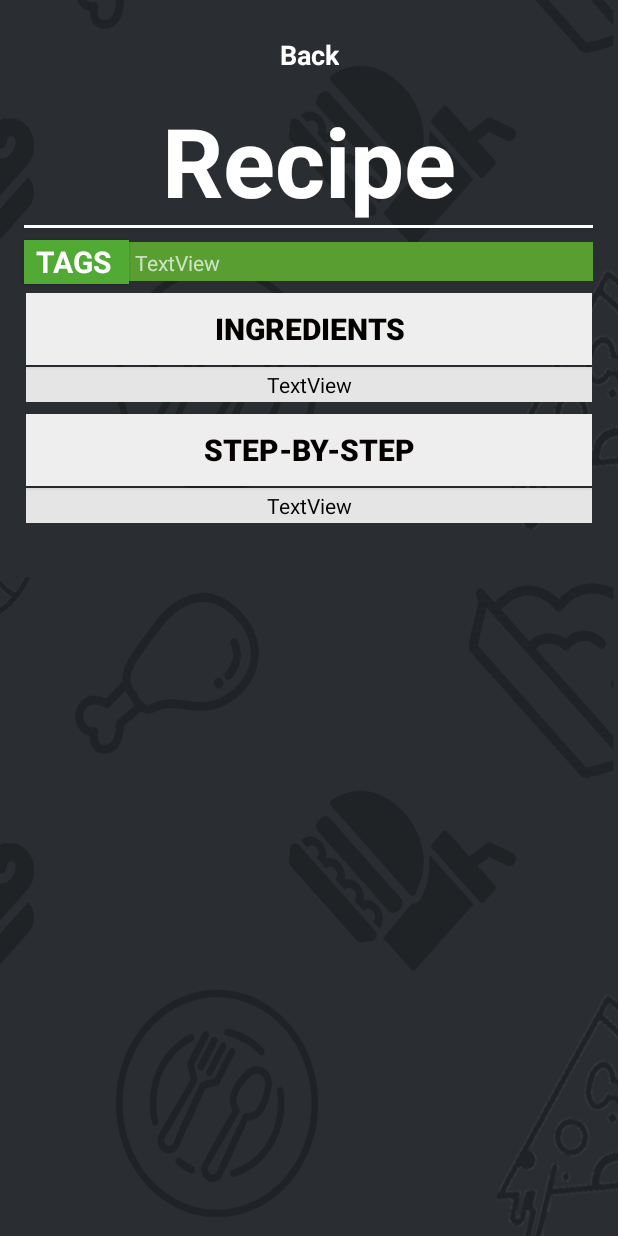
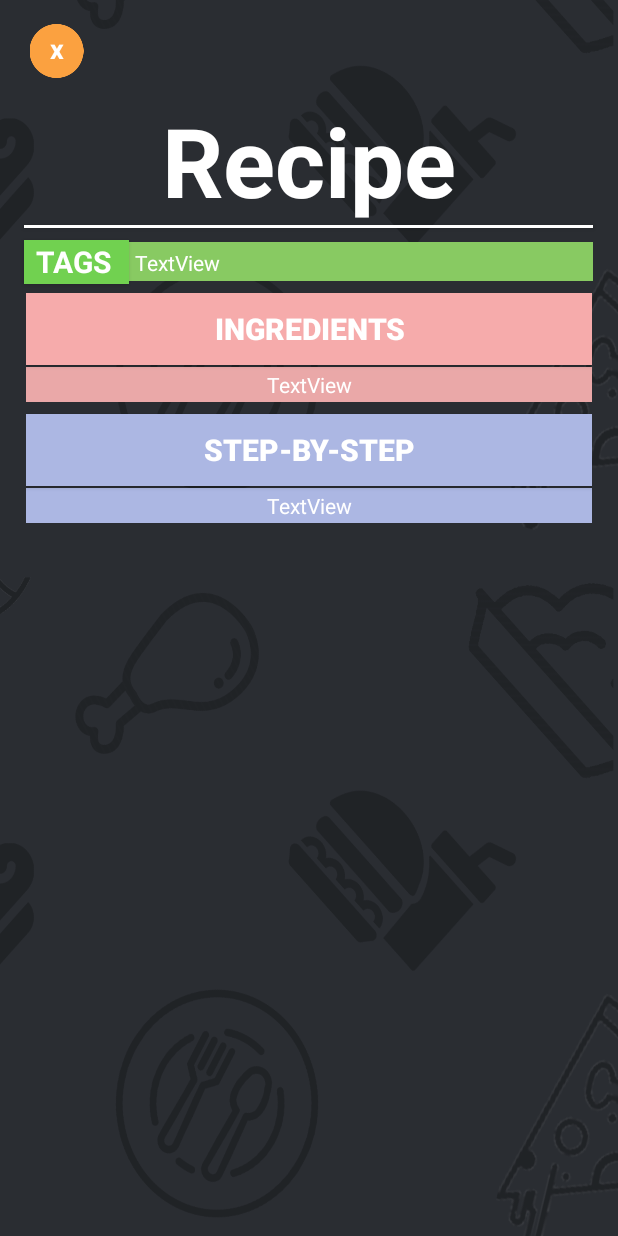
Before and after one commit to mantasruigys3000/Plate-Prep, an Android app: the RecipeActivity screen opened directly, with no data from a screen before it, on a phone screen of 412 x 824 dp. Run offline under Robolectric (Android 15) with nearby library versions, the phone set to English and light mode, and no system bars; our stand-ins replace RxJava; network calls fail.

Commit message:
Recipe Page Revamped

```diff
--- a/app/src/main/res/layout/recipe.xml
+++ b/app/src/main/res/layout/recipe.xml
@@ -13,7 +13,7 @@
         android:layout_marginStart="16dp"
         android:layout_marginLeft="16dp"
         android:layout_marginTop="8dp"
-        android:background="#51AA33"
+        android:background="#71D150"
         android:gravity="center_vertical"
         android:paddingLeft="8dp"
         android:text="TAGS"
@@ -49,32 +49,20 @@
         app:layout_constraintTop_toTopOf="parent" />
 
     <TextView
-        android:id="@+id/backButton"
-        android:layout_width="wrap_content"
-        android:layout_height="wrap_content"
-        android:layout_marginTop="24dp"
-        android:text="@string/back"
-        android:textColor="#FFFFFF"
-        android:textSize="18sp"
-        android:textStyle="bold"
-        app:layout_constraintEnd_toEndOf="parent"
-        app:layout_constraintHorizontal_bias="0.5"
-        app:layout_constraintStart_toStartOf="parent"
-        app:layout_constraintTop_toTopOf="parent" />
-
-    <TextView
         android:id="@+id/descriptionView"
         android:layout_width="309dp"
         android:layout_height="26dp"
         android:layout_marginTop="9dp"
-        android:background="#589E30"
+        android:background="#88CA62"
         android:padding="4dp"
         android:text="TextView"
         android:textAllCaps="false"
+        android:textColor="#FFFFFF"
         app:layout_constraintStart_toEndOf="@+id/button10"
         app:layout_constraintTop_toBottomOf="@+id/button9" />
 
     <ScrollView
+        android:id="@+id/scrollView2"
         android:layout_width="377dp"
         android:layout_height="504dp"
         android:layout_marginTop="8dp"
@@ -94,46 +82,73 @@
                 android:id="@+id/button5"
                 android:layout_width="379dp"
                 android:layout_height="match_parent"
-                android:background="#EFEEEE"
+                android:background="#F6ABAB"
                 android:text="INGREDIENTS"
-                android:textColor="#050000"
+                android:textColor="#FFFFFF"
                 android:textSize="20sp"
                 android:textStyle="bold" />
 
             <TextView
-                android:id="@+id/textView3"
+                android:id="@+id/ingredientView"
                 android:layout_width="match_parent"
                 android:layout_height="wrap_content"
                 android:layout_marginTop="1dp"
-                android:background="#E6E5E5"
+                android:background="#EAA8A8"
                 android:gravity="center_horizontal|center_vertical"
                 android:padding="2dp"
                 android:text="TextView"
-                android:textColor="#000000" />
+                android:textColor="#FFFFFF" />
 
             <Button
                 android:id="@+id/button6"
                 android:layout_width="match_parent"
                 android:layout_height="match_parent"
                 android:layout_marginTop="8dp"
-                android:background="#EFEEEE"
+                android:background="#ACB7E3"
                 android:text="STEP-BY-STEP"
-                android:textColor="#050000"
+                android:textColor="#FFFFFF"
                 android:textSize="20sp"
                 android:textStyle="bold" />
 
             <TextView
-                android:id="@+id/textView4"
+                android:id="@+id/stepView"
                 android:layout_width="match_parent"
                 android:layout_height="wrap_content"
                 android:layout_marginTop="1dp"
-                android:background="#E6E5E5"
+                android:background="#ACB7E3"
                 android:gravity="center_horizontal|center_vertical"
                 android:padding="2dp"
                 android:text="TextView"
-                android:textColor="#000000" />
+                android:textColor="#FFFFFF" />
 
         </LinearLayout>
     </ScrollView>
 
+    <ImageView
+        android:id="@+id/imageView2"
+        android:layout_width="67dp"
+        android:layout_height="36dp"
+        android:layout_marginStart="4dp"
+        android:layout_marginLeft="4dp"
+        android:layout_marginTop="16dp"
+        app:layout_constraintStart_toStartOf="parent"
+        app:layout_constraintTop_toTopOf="parent"
+        app:srcCompat="@drawable/circle2" />
+
+    <TextView
+        android:id="@+id/backButton"
+        android:layout_width="wrap_content"
+        android:layout_height="wrap_content"
+        android:layout_marginStart="27dp"
+        android:layout_marginLeft="27dp"
+        android:layout_marginTop="14dp"
+        android:background="#00FFFFFF"
+        android:padding="6dp"
+        android:text="x"
+        android:textColor="#FFFFFF"
+        android:textSize="18sp"
+        android:textStyle="bold"
+        app:layout_constraintStart_toStartOf="parent"
+        app:layout_constraintTop_toTopOf="parent" />
+
 </androidx.constraintlayout.widget.ConstraintLayout>
```
Also changed, not shown: app/src/main/res/drawable/circle2.png (added), app/src/main/res/drawable/star.png (added).
